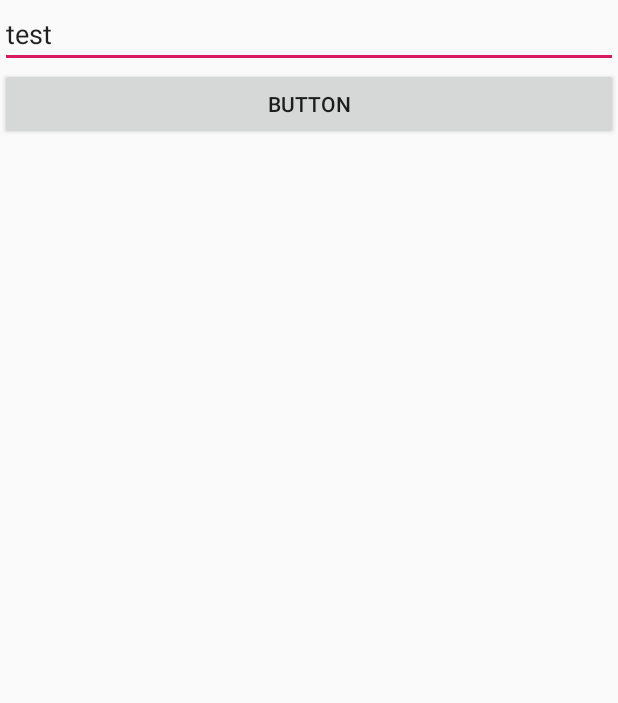
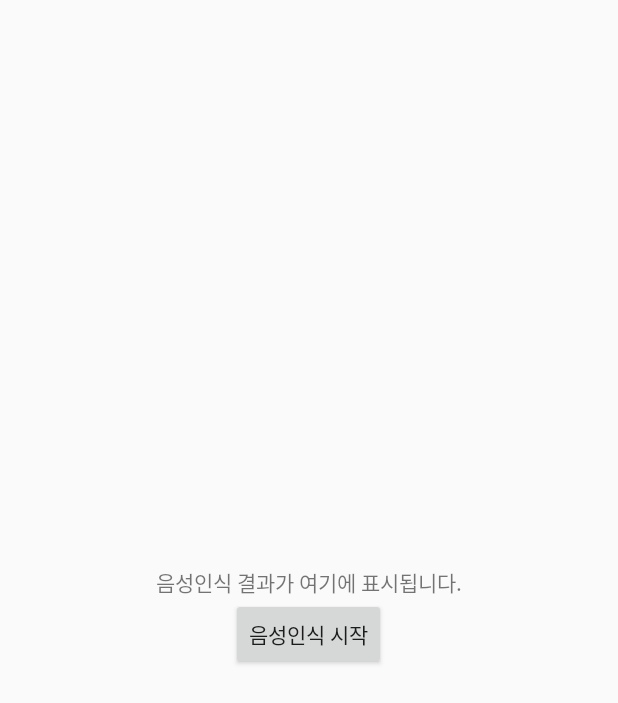
Before and after one commit to allsser/Gilla, an Android app: the fragment TabFragment4 shown on its own in the app's theme, on a phone screen of 412 x 824 dp. Shown: the top 703 px of the screen. Run offline under Robolectric (Android 15) with nearby library versions, the phone set to English and light mode, and no system bars.

Commit message:
기본 음성인식

```diff
--- a/app/build.gradle
+++ b/app/build.gradle
@@ -17,6 +17,10 @@ android {
             minifyEnabled false
             proguardFiles getDefaultProguardFile('proguard-android-optimize.txt'), 'proguard-rules.pro'
         }
+    }
+    compileOptions {
+        sourceCompatibility JavaVersion.VERSION_1_8
+        targetCompatibility JavaVersion.VERSION_1_8
     }
 }
 
--- a/app/src/main/AndroidManifest.xml
+++ b/app/src/main/AndroidManifest.xml
@@ -8,6 +8,7 @@
     <uses-permission android:name="com.google.android.providers.gsf.permission.READ_GSERVICES" />
     <uses-permission android:name="android.permission.ACCESS_COARSE_LOCATION" />
     <uses-permission android:name="android.permission.ACCESS_FINE_LOCATION" />
+    <uses-permission android:name="android.permission.RECORD_AUDIO"/>
 
     <application
         android:allowBackup="true"
--- a/app/src/main/java/com/ccj/gilla/Adapter/TabPagerAdapter.java
+++ b/app/src/main/java/com/ccj/gilla/Adapter/TabPagerAdapter.java
@@ -34,6 +34,9 @@ public class TabPagerAdapter extends FragmentStatePagerAdapter {
             case 2:
                 TabFragment3 tabFragment3 = new TabFragment3();
                 return tabFragment3;
+            case 3:
+                TabFragment4 tabFragment4 = new TabFragment4();
+                return tabFragment4;
 
                 default:
                     return null;
--- a/app/src/main/java/com/ccj/gilla/MainActivity.java
+++ b/app/src/main/java/com/ccj/gilla/MainActivity.java
@@ -33,6 +33,7 @@ public class MainActivity extends AppCompatActivity {
         tabLayout.addTab(tabLayout.newTab().setText("알람1"));
         tabLayout.addTab(tabLayout.newTab().setText("지도"));
         tabLayout.addTab(tabLayout.newTab().setText("알람2"));
+        tabLayout.addTab(tabLayout.newTab().setText("음성인식"));
         tabLayout.setTabGravity(TabLayout.GRAVITY_FILL);
 
         // Initializing ViewPager
--- a/app/src/main/res/layout/tab_fragment_4.xml
+++ b/app/src/main/res/layout/tab_fragment_4.xml
@@ -1,29 +1,20 @@
+<?xml version="1.0" encoding="utf-8"?>
 <LinearLayout xmlns:android="http://schemas.android.com/apk/res/android"
     xmlns:app="http://schemas.android.com/apk/res-auto"
     xmlns:tools="http://schemas.android.com/tools"
     android:layout_width="match_parent"
     android:layout_height="match_parent"
-    tools:context=".MainActivity"
+    android:gravity="center"
     android:orientation="vertical"
-    android:gravity="top">
-
-    <EditText
-        android:layout_width="match_parent"
+    tools:context=".MainActivity">
+    <TextView
+        android:id="@+id/sttResult"
+        android:layout_width="wrap_content"
         android:layout_height="wrap_content"
-        android:text="test"
-        android:id="@+id/input01">
-    </EditText>
-
+        android:text="음성인식 결과가 여기에 표시됩니다." />
     <Button
-        android:layout_width="match_parent"
+        android:id="@+id/sttStart"
+        android:layout_width="wrap_content"
         android:layout_height="wrap_content"
-        android:text="button"
-        android:id="@+id/button">
-    </Button>
-
-    <TextView
-        android:layout_width="match_parent"
-        android:layout_height="wrap_content"
-        android:id="@+id/txtMsg">
-    </TextView>
+        android:text="음성인식 시작" />
 </LinearLayout>
```
Also changed, not shown: app/src/main/java/com/ccj/gilla/TabFragment/TabFragment4.java (+106 -139 lines).
